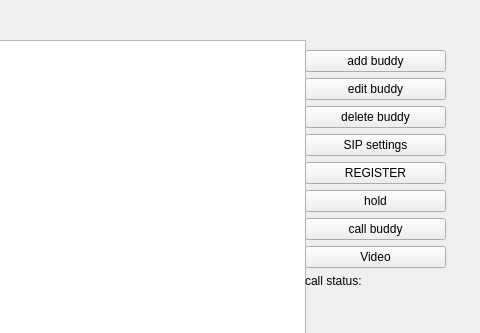
Qt form siptel.ui (B15090815/Siptel) before a commit; both pictures show x 195 to 675 and y 0 to 333 of the 675 by 585 pixel window.
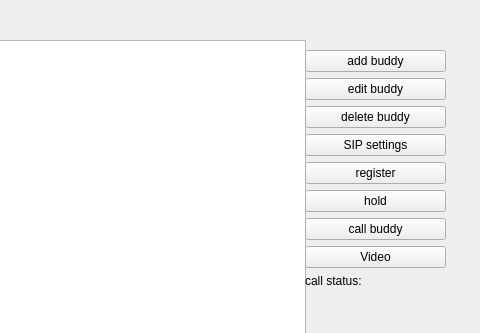
The same form after that commit.

```diff
--- a/siptel.ui
+++ b/siptel.ui
@@ -182,7 +182,7 @@
         <string>initialize the SIP stack and REGISTER</string>
        </property>
        <property name="text">
-        <string>REGISTER</string>
+        <string>register</string>
        </property>
       </widget>
      </item>
```
